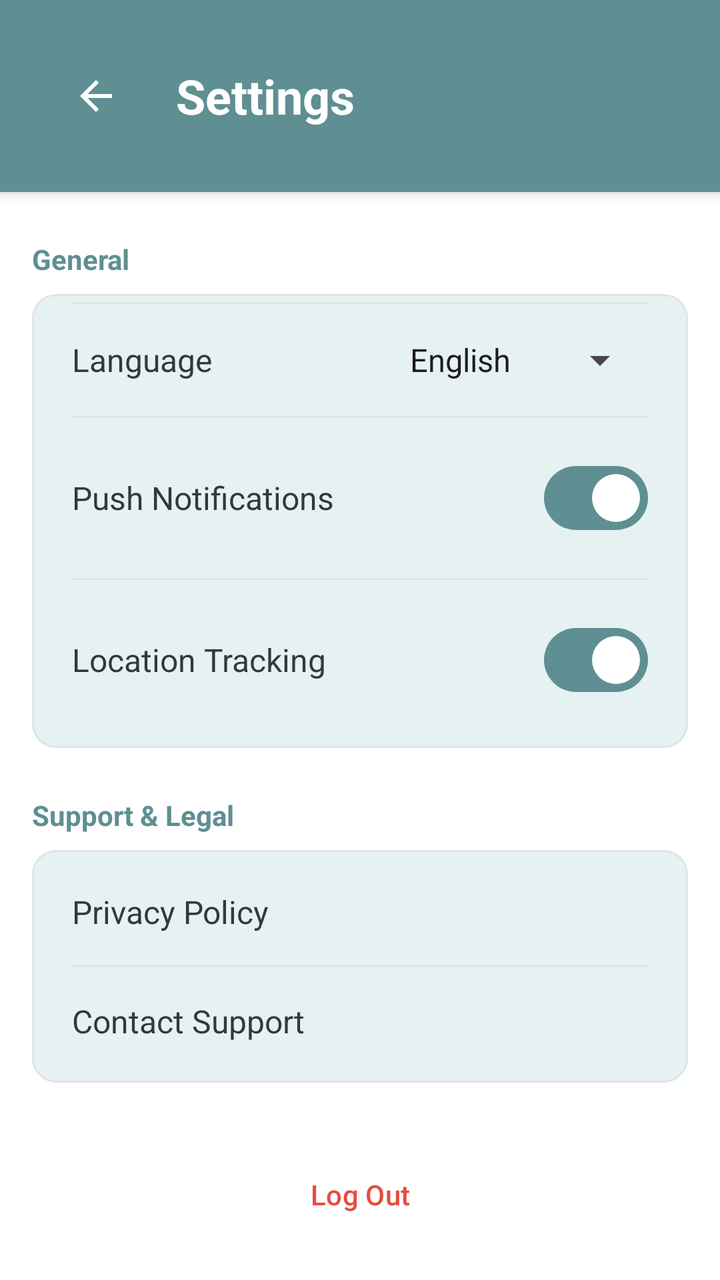
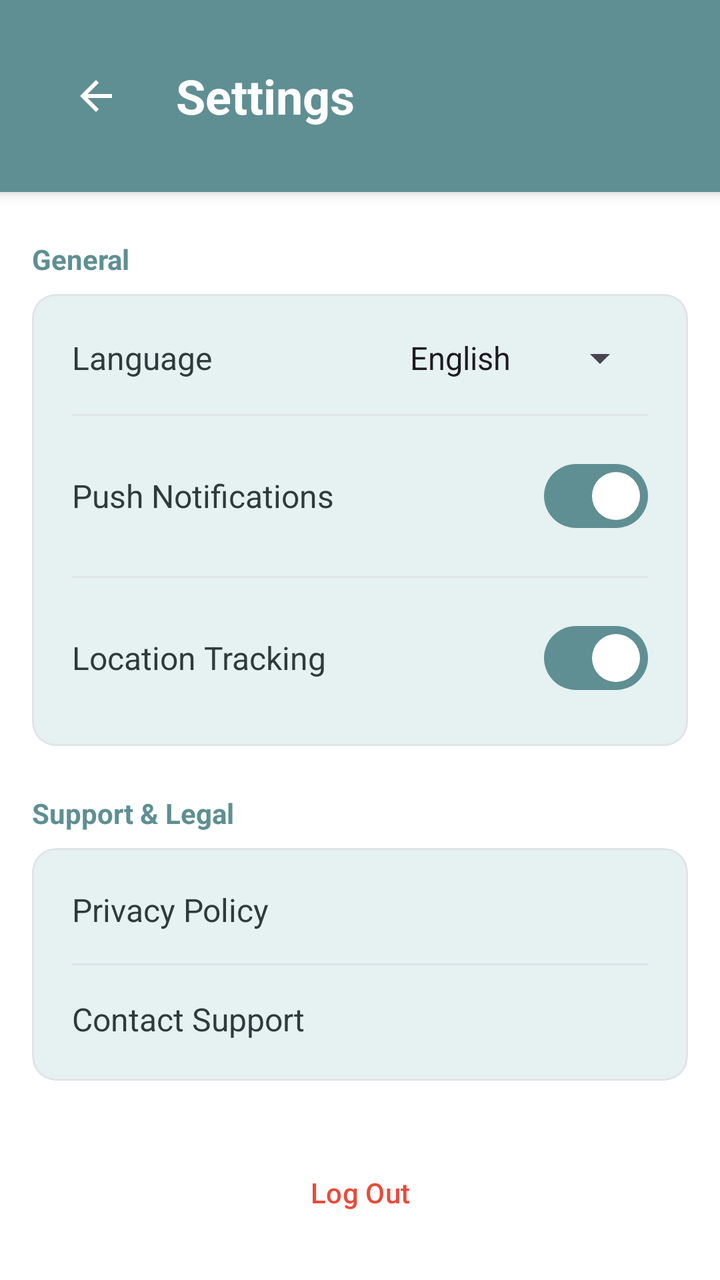

Screens rendered from an Android XML layout before and after an edit, with the pre-edit source and the edit as a unified diff.
<!-- AndroidManifest.xml: application theme Theme.Gycss2 -->
<!-- res/layout/activity_settings.xml -->
<?xml version="1.0" encoding="utf-8"?>
<LinearLayout xmlns:android="http://schemas.android.com/apk/res/android"
    xmlns:app="http://schemas.android.com/apk/res-auto"
    android:layout_width="match_parent"
    android:layout_height="match_parent"
    android:orientation="vertical"
    android:background="@color/white">

    
    <LinearLayout
        android:layout_width="match_parent"
        android:layout_height="wrap_content"
        android:orientation="horizontal"
        android:gravity="center_vertical"
        android:padding="24dp"
        android:background="@color/primary_teal"
        android:elevation="4dp">

        <ImageButton
            android:id="@+id/btn_back"
            android:layout_width="48dp"
            android:layout_height="48dp"
            android:background="?attr/selectableItemBackgroundBorderless"
            android:src="@drawable/ic_arrow_back"
            app:tint="@color/white"
            android:contentDescription="Back" />

        <TextView
            android:layout_width="wrap_content"
            android:layout_height="wrap_content"
            android:text="Settings"
            android:textSize="24sp"
            android:textStyle="bold"
            android:textColor="@color/white"
            android:layout_marginStart="16dp"/>
    </LinearLayout>

    <ScrollView
        android:layout_width="match_parent"
        android:layout_height="match_parent"
        android:padding="16dp">

        <LinearLayout
            android:layout_width="match_parent"
            android:layout_height="wrap_content"
            android:orientation="vertical">

            
            <TextView
                android:layout_width="wrap_content"
                android:layout_height="wrap_content"
                android:text="General"
                android:textColor="@color/primary_teal"
                android:textStyle="bold"
                android:layout_marginBottom="8dp"
                android:layout_marginTop="8dp"/>

            <com.google.android.material.card.MaterialCardView
                android:layout_width="match_parent"
                android:layout_height="wrap_content"
                app:cardCornerRadius="12dp"
                app:cardElevation="0dp"
                app:strokeWidth="1dp"
                app:strokeColor="@color/divider_gray"
                app:cardBackgroundColor="@color/very_light_teal">
                <LinearLayout
                    android:layout_width="match_parent"
                    android:layout_height="wrap_content"
                    android:orientation="vertical"
                    android:padding="4dp">

                    <View
                        android:layout_width="match_parent"
                        android:layout_height="1dp"
                        android:background="@color/divider_gray"
                        android:layout_marginHorizontal="16dp"/>

                    <LinearLayout
                        android:layout_width="match_parent"
                        android:layout_height="wrap_content"
                        android:orientation="horizontal"
                        android:gravity="center_vertical"
                        android:padding="16dp">
                        <TextView
                            android:layout_width="0dp"
                            android:layout_height="wrap_content"
                            android:layout_weight="1"
                            android:text="Language"
                            android:textSize="16sp"
                            android:textColor="@color/primary_text"/>
                        
                        <androidx.appcompat.widget.AppCompatSpinner
                            android:id="@+id/spinner_language"
                            android:layout_width="wrap_content"
                            android:layout_height="wrap_content"
                            android:entries="@array/languages"
                            android:spinnerMode="dropdown"/>
                    </LinearLayout>

                    <View
                        android:layout_width="match_parent"
                        android:layout_height="1dp"
                        android:background="@color/divider_gray"
                        android:layout_marginHorizontal="16dp"/>

                    <LinearLayout
                        android:layout_width="match_parent"
                        android:layout_height="wrap_content"
                        android:orientation="horizontal"
                        android:gravity="center_vertical"
                        android:padding="16dp">
                        <TextView
                            android:layout_width="0dp"
                            android:layout_height="wrap_content"
                            android:layout_weight="1"
                            android:text="Push Notifications"
                            android:textSize="16sp"
                            android:textColor="@color/primary_text"/>
                        <com.google.android.material.materialswitch.MaterialSwitch
                            android:id="@+id/sw_notifications"
                            android:layout_width="wrap_content"
                            android:layout_height="wrap_content"
                            android:checked="true"/>
                    </LinearLayout>

                    <View
                        android:layout_width="match_parent"
                        android:layout_height="1dp"
                        android:background="@color/divider_gray"
                        android:layout_marginHorizontal="16dp"/>

                    <LinearLayout
                        android:layout_width="match_parent"
                        android:layout_height="wrap_content"
                        android:orientation="horizontal"
                        android:gravity="center_vertical"
                        android:padding="16dp">
                        <TextView
                            android:layout_width="0dp"
                            android:layout_height="wrap_content"
                            android:layout_weight="1"
                            android:text="Location Tracking"
                            android:textSize="16sp"
                            android:textColor="@color/primary_text"/>
                        <com.google.android.material.materialswitch.MaterialSwitch
                            android:id="@+id/sw_location_tracking"
                            android:layout_width="wrap_content"
                            android:layout_height="wrap_content"
                            android:checked="true"/>
                    </LinearLayout>
                </LinearLayout>
            </com.google.android.material.card.MaterialCardView>

            
            <TextView
                android:layout_width="wrap_content"
                android:layout_height="wrap_content"
                android:text="Support &amp; Legal"
                android:textColor="@color/primary_teal"
                android:textStyle="bold"
                android:layout_marginTop="24dp"
                android:layout_marginBottom="8dp"/>

            <com.google.android.material.card.MaterialCardView
                android:layout_width="match_parent"
                android:layout_height="wrap_content"
                app:cardCornerRadius="12dp"
                app:cardElevation="0dp"
                app:strokeWidth="1dp"
                app:strokeColor="@color/divider_gray"
                app:cardBackgroundColor="@color/very_light_teal">
                <LinearLayout
                    android:layout_width="match_parent"
                    android:layout_height="wrap_content"
                    android:orientation="vertical"
                    android:padding="4dp">
                    
                    <TextView
                        android:id="@+id/btn_privacy"
                        android:layout_width="match_parent"
                        android:layout_height="wrap_content"
                        android:text="Privacy Policy"
                        android:textSize="16sp"
                        android:textColor="@color/primary_text"
                        android:padding="16dp"
                        android:background="?attr/selectableItemBackground"/>
                    
                    <View
                        android:layout_width="match_parent"
                        android:layout_height="1dp"
                        android:background="@color/divider_gray"
                        android:layout_marginHorizontal="16dp"/>

                    <TextView
                        android:id="@+id/btn_support"
                        android:layout_width="match_parent"
                        android:layout_height="wrap_content"
                        android:text="Contact Support"
                        android:textSize="16sp"
                        android:textColor="@color/primary_text"
                        android:padding="16dp"
                        android:background="?attr/selectableItemBackground"/>
                </LinearLayout>
            </com.google.android.material.card.MaterialCardView>

            <Button
                android:id="@+id/btn_logout"
                android:layout_width="match_parent"
                android:layout_height="wrap_content"
                android:text="Log Out"
                android:textColor="@color/warning_red"
                android:backgroundTint="#FFE5E5"
                android:layout_marginTop="32dp"
                style="@style/Widget.Material3.Button.TextButton"/>
                
        </LinearLayout>
    </ScrollView>
</LinearLayout>
<!-- resources referenced by this layout -->
<resources>
  <string-array name="languages">
          <item>English</item>
          <item>Hindi</item>
          <item>Marathi</item>
          <item>Kannada</item>
      </string-array>
  <color name="divider_gray">#E0E4E7</color>
  <color name="primary_teal">#5F8F92</color>
  <color name="primary_text">#2F3A3B</color>
  <color name="very_light_teal">#E6F1F2</color>
  <color name="warning_red">#E74C3C</color>
  <color name="white">#FFFFFF</color>
  <!-- drawable ic_arrow_back (drawable) -->
  <vector xmlns:android="http://schemas.android.com/apk/res/android"
      android:width="24dp"
      android:height="24dp"
      android:viewportWidth="24"
      android:viewportHeight="24">
    <path
        android:fillColor="?attr/colorOnSurface"
        android:pathData="M20,11H7.83l5.59,-5.59L12,4l-8,8 8,8 1.41,-1.41L7.83,13H20v-2z"/>
  </vector>
  <style name="Theme.Gycss2" parent="Base.Theme.Gycss2" />
  <style name="Base.Theme.Gycss2" parent="Theme.Material3.DayNight.NoActionBar">
          
          <item name="colorPrimary">@color/primary_teal</item>
          <item name="colorOnPrimary">@color/white</item>
          <item name="colorPrimaryContainer">@color/light_teal</item>
          <item name="colorOnPrimaryContainer">@color/primary_text</item>
          
          <item name="colorSecondary">@color/dark_teal</item>
          <item name="colorOnSecondary">@color/white</item>
          <item name="colorSecondaryContainer">@color/very_light_teal</item>
          <item name="colorOnSecondaryContainer">@color/primary_text</item>
  
          <item name="colorTertiary">@color/success_green</item>
          <item name="colorOnTertiary">@color/white</item>
  
          
          <item name="android:windowBackground">@color/white</item>
          <item name="colorSurface">@color/white</item>
          <item name="colorOnSurface">@color/primary_text</item>
          <item name="colorSurfaceVariant">@color/off_white</item>
          <item name="colorOnSurfaceVariant">@color/secondary_text</item>
          <item name="colorOutlineVariant">@color/divider_gray</item>
          
          
          <item name="android:statusBarColor">@color/primary_teal</item>
          <item name="android:windowLightStatusBar">false</item>
      </style>
  <color name="light_teal">#8FB6B8</color>
  <color name="dark_teal">#4E7F83</color>
  <color name="success_green">#4CAF50</color>
  <color name="off_white">#F5F7F8</color>
  <color name="secondary_text">#6B7C7E</color>
</resources>

<!-- the commit's change to res/layout/activity_settings.xml (unified diff, before → after) -->
@@ -13,7 +13,7 @@
         android:orientation="horizontal"
         android:gravity="center_vertical"
         android:padding="24dp"
-        android:background="@color/primary_teal"
+        android:background="?attr/colorPrimary"
         android:elevation="4dp">
 
         <ImageButton
@@ -28,7 +28,7 @@
         <TextView
             android:layout_width="wrap_content"
             android:layout_height="wrap_content"
-            android:text="Settings"
+            android:text="@string/settings_title"
             android:textSize="24sp"
             android:textStyle="bold"
             android:textColor="@color/white"
@@ -49,8 +49,8 @@
             <TextView
                 android:layout_width="wrap_content"
                 android:layout_height="wrap_content"
-                android:text="General"
-                android:textColor="@color/primary_teal"
+                android:text="@string/general_section"
+                android:textColor="?attr/colorPrimary"
                 android:textStyle="bold"
                 android:layout_marginBottom="8dp"
                 android:layout_marginTop="8dp"/>
@@ -69,12 +69,6 @@
                     android:orientation="vertical"
                     android:padding="4dp">
 
-                    <View
-                        android:layout_width="match_parent"
-                        android:layout_height="1dp"
-                        android:background="@color/divider_gray"
-                        android:layout_marginHorizontal="16dp"/>
-
                     <LinearLayout
                         android:layout_width="match_parent"
                         android:layout_height="wrap_content"
@@ -85,7 +79,7 @@
                             android:layout_width="0dp"
                             android:layout_height="wrap_content"
                             android:layout_weight="1"
-                            android:text="Language"
+                            android:text="@string/language_label"
                             android:textSize="16sp"
                             android:textColor="@color/primary_text"/>
                         
@@ -113,7 +107,7 @@
                             android:layout_width="0dp"
                             android:layout_height="wrap_content"
                             android:layout_weight="1"
-                            android:text="Push Notifications"
+                            android:text="@string/push_notifications"
                             android:textSize="16sp"
                             android:textColor="@color/primary_text"/>
                         <com.google.android.material.materialswitch.MaterialSwitch
@@ -139,7 +133,7 @@
                             android:layout_width="0dp"
                             android:layout_height="wrap_content"
                             android:layout_weight="1"
-                            android:text="Location Tracking"
+                            android:text="@string/location_tracking"
                             android:textSize="16sp"
                             android:textColor="@color/primary_text"/>
                         <com.google.android.material.materialswitch.MaterialSwitch
@@ -155,8 +149,8 @@
             <TextView
                 android:layout_width="wrap_content"
                 android:layout_height="wrap_content"
-                android:text="Support &amp; Legal"
-                android:textColor="@color/primary_teal"
+                android:text="@string/support_legal_section"
+                android:textColor="?attr/colorPrimary"
                 android:textStyle="bold"
                 android:layout_marginTop="24dp"
                 android:layout_marginBottom="8dp"/>
@@ -179,7 +173,7 @@
                         android:id="@+id/btn_privacy"
                         android:layout_width="match_parent"
                         android:layout_height="wrap_content"
-                        android:text="Privacy Policy"
+                        android:text="@string/privacy_policy"
                         android:textSize="16sp"
                         android:textColor="@color/primary_text"
                         android:padding="16dp"
@@ -195,7 +189,7 @@
                         android:id="@+id/btn_support"
                         android:layout_width="match_parent"
                         android:layout_height="wrap_content"
-                        android:text="Contact Support"
+                        android:text="@string/contact_support"
                         android:textSize="16sp"
                         android:textColor="@color/primary_text"
                         android:padding="16dp"
@@ -207,7 +201,7 @@
                 android:id="@+id/btn_logout"
                 android:layout_width="match_parent"
                 android:layout_height="wrap_content"
-                android:text="Log Out"
+                android:text="@string/logout_label"
                 android:textColor="@color/warning_red"
                 android:backgroundTint="#FFE5E5"
                 android:layout_marginTop="32dp"
<!-- resource entries referenced after the edit -->
@@ -7,7 +7,6 @@
           <item>Kannada</item>
       </string-array>
   <color name="divider_gray">#E0E4E7</color>
-  <color name="primary_teal">#5F8F92</color>
   <color name="primary_text">#2F3A3B</color>
   <color name="very_light_teal">#E6F1F2</color>
   <color name="warning_red">#E74C3C</color>
@@ -22,6 +21,15 @@
         android:fillColor="?attr/colorOnSurface"
         android:pathData="M20,11H7.83l5.59,-5.59L12,4l-8,8 8,8 1.41,-1.41L7.83,13H20v-2z"/>
   </vector>
+  <string name="contact_support">Contact Support</string>
+  <string name="general_section">General</string>
+  <string name="language_label">Language</string>
+  <string name="location_tracking">Location Tracking</string>
+  <string name="logout_label">Log Out</string>
+  <string name="privacy_policy">Privacy Policy</string>
+  <string name="push_notifications">Push Notifications</string>
+  <string name="settings_title">Settings</string>
+  <string name="support_legal_section">Support &amp; Legal</string>
   <style name="Theme.Gycss2" parent="Base.Theme.Gycss2" />
   <style name="Base.Theme.Gycss2" parent="Theme.Material3.DayNight.NoActionBar">
           
@@ -50,6 +58,7 @@
           <item name="android:statusBarColor">@color/primary_teal</item>
           <item name="android:windowLightStatusBar">false</item>
       </style>
+  <color name="primary_teal">#5F8F92</color>
   <color name="light_teal">#8FB6B8</color>
   <color name="dark_teal">#4E7F83</color>
   <color name="success_green">#4CAF50</color>
